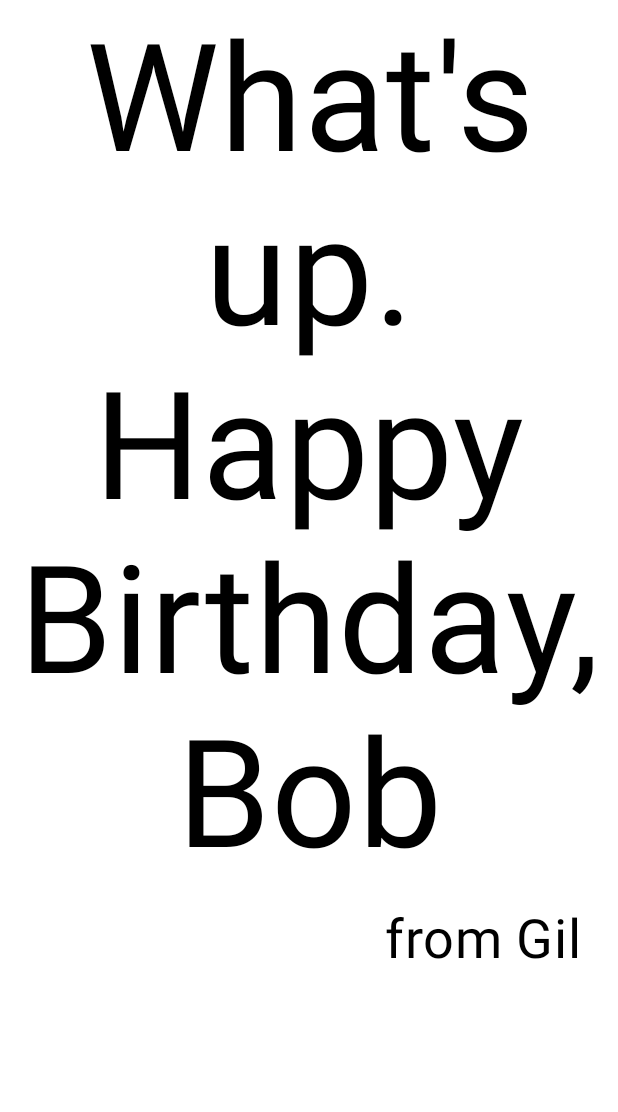
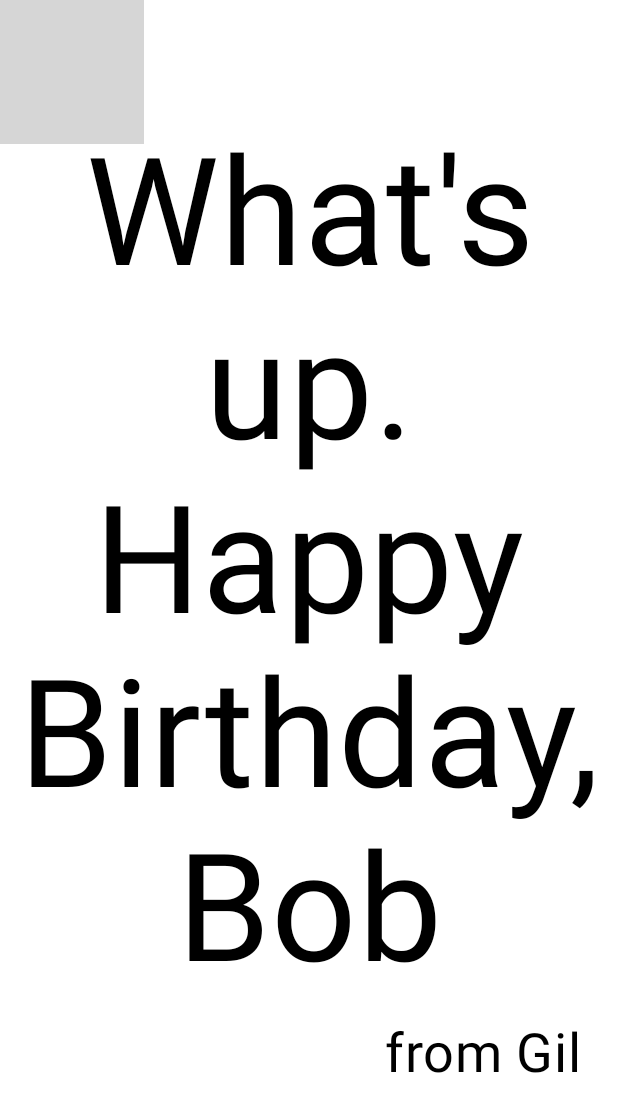
Before and after one commit to Gil32610/Happy-Birthday-Card, an Android app built with Jetpack Compose: the @Preview function BirthdayCardPreview, on a phone screen of 412 x 824 dp. Shown: the top 1112 px of the screen. Run offline under Robolectric (Android 15) with nearby library versions, the phone set to English and light mode, and no system bars; grey boxes are pictures that could not be loaded.

Commit message:
Background image

```diff
--- a/app/src/main/java/com/example/happybirthdaycard/MainActivity.kt
+++ b/app/src/main/java/com/example/happybirthdaycard/MainActivity.kt
@@ -3,9 +3,10 @@ package com.example.happybirthdaycard
 import android.os.Bundle
 import androidx.activity.ComponentActivity
 import androidx.activity.compose.setContent
+import androidx.compose.foundation.Image
 import androidx.compose.foundation.layout.Arrangement
+import androidx.compose.foundation.layout.Box
 import androidx.compose.foundation.layout.Column
-import androidx.compose.foundation.layout.Row
 import androidx.compose.foundation.layout.fillMaxSize
 import androidx.compose.foundation.layout.padding
 import androidx.compose.material3.MaterialTheme
@@ -14,11 +15,14 @@ import androidx.compose.material3.Text
 import androidx.compose.runtime.Composable
 import androidx.compose.ui.Alignment
 import androidx.compose.ui.Modifier
+import androidx.compose.ui.layout.ContentScale
+import androidx.compose.ui.res.painterResource
 import androidx.compose.ui.text.style.TextAlign
 import androidx.compose.ui.tooling.preview.Preview
 import androidx.compose.ui.unit.dp
 import androidx.compose.ui.unit.sp
 import com.example.happybirthdaycard.ui.theme.HappyBirthdayCardTheme
+
 
 class MainActivity : ComponentActivity() {
     override fun onCreate(savedInstanceState: Bundle?) {
@@ -30,7 +34,7 @@ class MainActivity : ComponentActivity() {
                     modifier = Modifier.fillMaxSize(),
                     color = MaterialTheme.colorScheme.background
                 ) {
-                      GreetingText(message = "Happy Birthday, Bob", from = "Gil")
+                      GreetingImage(message = "Happy Birthday, Bob", from = "Gil")
                 }
             }
         }
@@ -41,7 +45,7 @@ class MainActivity : ComponentActivity() {
 fun GreetingText(modifier: Modifier = Modifier, message: String, from: String = " "){
 
     Column (
-        modifier = modifier.padding(8.dp),
+        modifier = modifier,
         verticalArrangement = Arrangement.Center){
         Text(
             text = message,
@@ -62,10 +66,33 @@ fun GreetingText(modifier: Modifier = Modifier, message: String, from: String =
 
 }
 
+@Composable
+fun GreetingImage(modifier: Modifier = Modifier, message: String="", from: String){
+    val image = painterResource(R.drawable.androidparty)
+    Box{
+        Image(
+            painter = image,
+            contentDescription = null,
+            contentScale = ContentScale.Crop,
+            alpha = 0.5F
+        )
+        GreetingText(
+            message = message,
+            from = from,
+            modifier = Modifier
+                .fillMaxSize()
+                .padding(8.dp)
+        )
+    }
+
+
+
+}
+
 @Preview(showBackground = true)
 @Composable
 fun BirthdayCardPreview() {
     HappyBirthdayCardTheme {
-    GreetingText(message = "What's up. Happy Birthday, Bob", from = "from Gil")
+    GreetingImage(message = "What's up. Happy Birthday, Bob", from = "from Gil")
     }
 }
```
Also changed, not shown: 1 other file.
